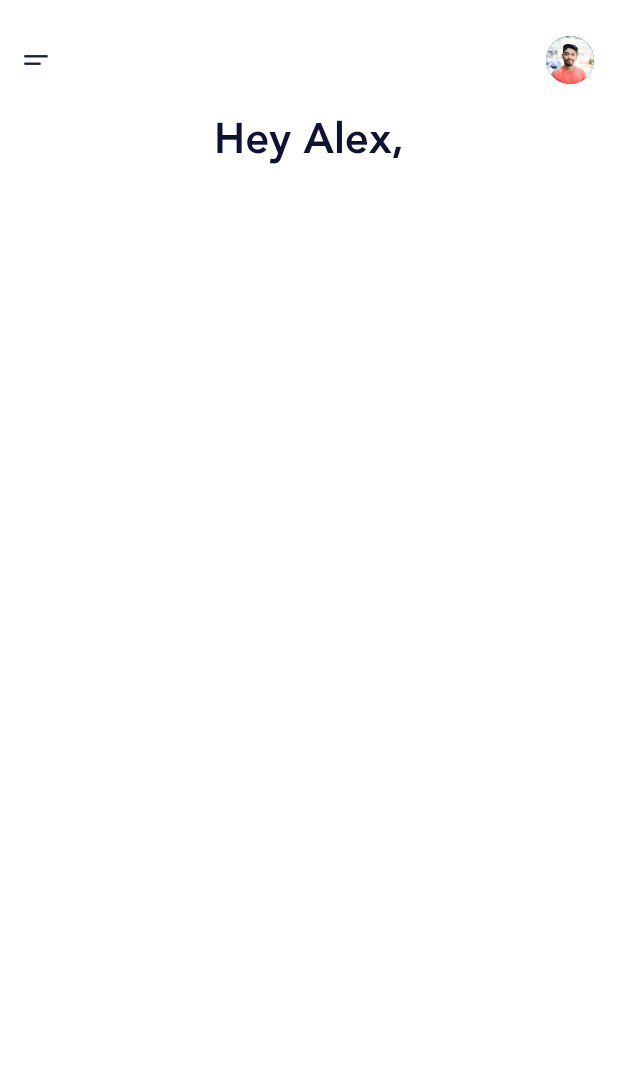
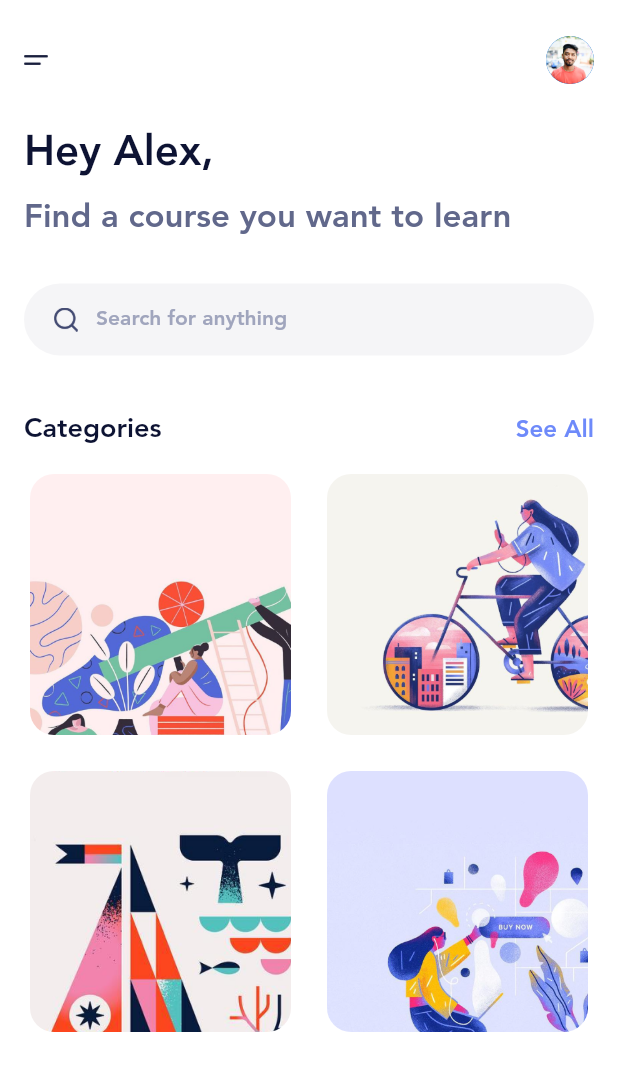
Before and after one commit to jameelsocorro/course_app_ui, a Flutter app: the screen it shows after launch, on a phone screen of 412 x 824 dp. Shown: the top 1071 px of the screen. Run offline on Flutter 3.47's test engine with Material 2 defaults, Android fonts, the phone set to English and light mode, and no system bars.

Commit message:
implement search and categories

```diff
--- /dev/null
+++ b/lib/app_color.dart
@@ -0,0 +1,29 @@
+import 'package:flutter/material.dart';
+
+class AppColors {
+
+  static Color blue = Color(0xFF6E8AFA);
+  static Color green = Color(0xFF49CC96);
+  static Color yellow = Color(0xFFFFD073);
+  static Color pink = Color(0xFFFFEDEE);
+
+  static Map<int, Color> textColor = {
+    200: Color(0xFFE4E7F4),
+    300: Color(0xFFA0A5BD),
+    400: Color(0xFF8F95B2),
+    500: Color(0xFF61688B),
+    900: Color(0xFF0D1333),
+  };
+
+  static Map<int, Color> cardColor = {
+    1: Color(0xFFFFEFF0),
+    2: Color(0xFFF5F4EF),
+    3: Color(0xFFF3EDEC),
+    4: Color(0xFFE0E3FF),
+  };
+
+  static Map<int, Color> backgroundColor = {
+    1: Color(0xFFFFFFFF),
+    2: Color(0xFFF5F5F7),
+  };
+}
--- a/lib/main.dart
+++ b/lib/main.dart
@@ -1,3 +1,4 @@
+import 'package:course_app_ui/app_color.dart';
 import 'package:course_app_ui/screens/home_screen.dart';
 import 'package:flutter/material.dart';
 
@@ -13,7 +14,7 @@ class MyApp extends StatelessWidget {
       theme: ThemeData(
         textTheme: Theme.of(context).textTheme.apply(
               fontFamily: 'Avenir',
-              bodyColor: Color(0xFF0D1333),
+              bodyColor: AppColors.textColor[900],
             ),
       ),
       home: HomeScreen(),
--- a/lib/screens/home_screen.dart
+++ b/lib/screens/home_screen.dart
@@ -1,3 +1,4 @@
+import 'package:course_app_ui/app_color.dart';
 import 'package:flutter/material.dart';
 
 class HomeScreen extends StatefulWidget {
@@ -6,7 +7,6 @@ class HomeScreen extends StatefulWidget {
 }
 
 class _HomeScreenState extends State<HomeScreen> {
-
   final greyColor = Color(0xFF61688B);
 
   @override
@@ -36,11 +36,187 @@ class _HomeScreenState extends State<HomeScreen> {
       ),
     );
 
-    final title = Text(
-      'Hey Alex,',
-      style: TextStyle(
-        fontSize: 28,
-        fontWeight: FontWeight.bold,
+    final subHeader = Container(
+      padding: EdgeInsets.symmetric(
+        horizontal: 16,
+        vertical: 8,
+      ),
+      child: Column(
+        crossAxisAlignment: CrossAxisAlignment.start,
+        children: <Widget>[
+          Container(
+            margin: EdgeInsets.only(bottom: 16),
+            child: Text(
+              'Hey Alex,',
+              style: TextStyle(
+                fontSize: 28,
+                fontWeight: FontWeight.bold,
+              ),
+            ),
+          ),
+          Text(
+            'Find a course you want to learn',
+            style: TextStyle(
+              fontSize: 22,
+              fontWeight: FontWeight.bold,
+              color: AppColors.textColor[500],
+            ),
+          ),
+        ],
+      ),
+    );
+
+    final searchInput = Container(
+      width: double.infinity,
+      margin: EdgeInsets.symmetric(vertical: 24),
+      padding: EdgeInsets.symmetric(horizontal: 16),
+      child: TextFormField(
+        controller: TextEditingController(),
+        decoration: InputDecoration(
+          contentPadding: EdgeInsets.only(top: 16),
+          filled: true,
+          fillColor: AppColors.backgroundColor[2],
+          border: InputBorder.none,
+          hintText: 'Search for anything',
+          hintStyle: TextStyle(
+            fontSize: 14,
+            fontWeight: FontWeight.bold,
+            color: AppColors.textColor[300],
+          ),
+          prefixIcon: Container(
+            margin: EdgeInsets.only(left: 8),
+            padding: EdgeInsets.symmetric(vertical: 16),
+            child: Image.asset(
+              'assets/icons/search.png',
+              height: 10,
+              width: 16,
+            ),
+          ),
+          enabledBorder: UnderlineInputBorder(
+            borderSide: BorderSide(color: Colors.transparent),
+            borderRadius: BorderRadius.circular(40),
+          ),
+          focusedBorder: UnderlineInputBorder(
+            borderSide: BorderSide(color: Colors.transparent),
+            borderRadius: BorderRadius.circular(40),
+          ),
+        ),
+      ),
+    );
+
+    final categoryHeader = Container(
+      margin: EdgeInsets.only(top: 16),
+      padding: EdgeInsets.symmetric(horizontal: 16),
+      child: Row(
+        mainAxisAlignment: MainAxisAlignment.spaceBetween,
+        children: <Widget>[
+          Text(
+            'Categories',
+            style: TextStyle(
+              fontSize: 18,
+              fontWeight: FontWeight.bold,
+            ),
+          ),
+          InkWell(
+            child: Text(
+              'See All',
+              style: TextStyle(
+                fontSize: 16,
+                fontWeight: FontWeight.bold,
+                color: AppColors.blue,
+              ),
+            ),
+          ),
+        ],
+      ),
+    );
+
+    final mockData = [
+      {
+        'category': 'Marketing',
+        'totalCourses': 17,
+        'backgroundImage': Positioned(
+          top: 0,
+          bottom: -100,
+          left: 0,
+          right: 0,
+          child: Image.asset(
+            'assets/images/marketing_bg.png',
+            fit: BoxFit.cover,
+          ),
+        ),
+      },
+      {
+        'category': 'UX Design',
+        'totalCourses': 25,
+        'backgroundImage': Positioned(
+          top: 0,
+          bottom: -20,
+          left: 0,
+          right: -75,
+          child: Image.asset(
+            'assets/images/ux_design_bg.png',
+            fit: BoxFit.cover,
+          ),
+        ),
+      },
+      {
+        'category': 'Photography',
+        'totalCourses': 13,
+        'backgroundImage': Positioned(
+          top: 0,
+          bottom: -80,
+          left: 0,
+          right: 0,
+          child: Image.asset(
+            'assets/images/photography_bg.png',
+            fit: BoxFit.cover,
+          ),
+        ),
+      },
+      {
+        'category': 'Business',
+        'totalCourses': 20,
+        'backgroundImage': Positioned(
+          top: 0,
+          bottom: -100,
+          left: 0,
+          right: -75,
+          child: Image.asset(
+            'assets/images/business_bg.png',
+            fit: BoxFit.cover,
+          ),
+        ),
+      },
+    ];
+
+    final categoryCards = Expanded(
+      child: GridView.count(
+        crossAxisCount: 2,
+        mainAxisSpacing: 16,
+        crossAxisSpacing: 16,
+        padding: EdgeInsets.all(16),
+        children: List.generate(
+          mockData.length,
+          (index) {
+            return Card(
+              elevation: 0,
+              shape: RoundedRectangleBorder(
+                borderRadius: BorderRadius.all(Radius.circular(16)),
+              ),
+              child: Container(
+                height: 300,
+                width: 40,
+                child: ClipRRect(
+                  borderRadius: BorderRadius.circular(16),
+                  child: Stack(
+                    children: <Widget>[mockData[index]['backgroundImage']],
+                  ),
+                ),
+              ),
+            );
+          },
+        ),
       ),
     );
 
@@ -55,9 +231,13 @@ class _HomeScreenState extends State<HomeScreen> {
         ),
       ),
       body: Column(
+        crossAxisAlignment: CrossAxisAlignment.start,
         children: <Widget>[
           appHeader,
-          title
+          subHeader,
+          searchInput,
+          categoryHeader,
+          categoryCards,
         ],
       ),
     );
--- a/pubspec.yaml
+++ b/pubspec.yaml
@@ -28,6 +28,7 @@ dependencies:
 dev_dependencies:
   flutter_test:
     sdk: flutter
+  flutter_staggered_grid_view: "^0.2.7"
 
 # For information on the generic Dart part of this file, see the
 # following page: https://dart.dev/tools/pub/pubspec
@@ -54,6 +55,7 @@ flutter:
     - assets/icons/shopping_bag.png
     - assets/icons/star.png
     - assets/icons/user.png
+    - assets/icons/search.png
 
   # An image asset can refer to one or more resolution-specific "variants", see
   # https://flutter.dev/assets-and-images/#resolution-aware.
```
Also changed, not shown: assets/icons/search.png (added), assets/images/marketing.png (added), pubspec.lock.
